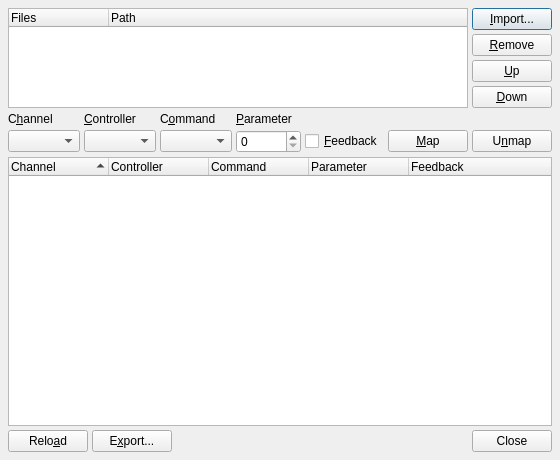
Old version of the form src/qtractorMidiControlForm.ui in the repository rncbc/qtractor.
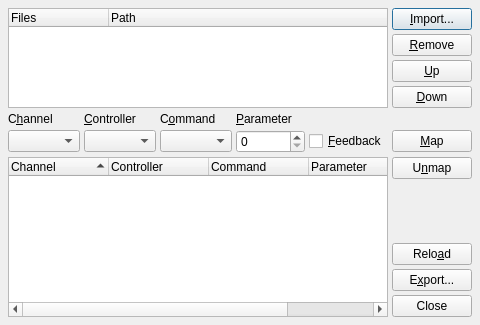
New version of the form. Icons and pictures are not drawn.

Commit message: - Instruments (old) and Controllers (new) dialogs layout revisited.

Diff of the .ui file:
```diff
--- a/src/qtractorMidiControlForm.ui
+++ b/src/qtractorMidiControlForm.ui
@@ -25,8 +25,8 @@
    <rect>
     <x>0</x>
     <y>0</y>
-    <width>560</width>
-    <height>460</height>
+    <width>480</width>
+    <height>320</height>
    </rect>
   </property>
   <property name="windowTitle" >
@@ -35,10 +35,8 @@
   <property name="windowIcon" >
    <iconset resource="../icons/qtractor.qrc" >:/icons/itemControllers.png</iconset>
   </property>
-  <layout class="QVBoxLayout" >
-   <item>
-    <layout class="QGridLayout" >
-     <item rowspan="4" row="0" column="0" colspan="6" >
+  <layout class="QGridLayout">
+   <item rowspan="4" row="0" column="0" colspan="5" >
       <widget class="QTreeWidget" name="FilesListView" >
        <property name="toolTip" >
         <string>Controller files</string>
@@ -67,7 +65,7 @@
        </column>
       </widget>
      </item>
-     <item row="0" column="6" >
+   <item row="0" column="5" >
       <widget class="QPushButton" name="ImportPushButton" >
        <property name="toolTip" >
         <string>Import controllers file</string>
@@ -83,7 +81,7 @@
        </property>
       </widget>
      </item>
-     <item row="1" column="6" >
+   <item row="1" column="5" >
       <widget class="QPushButton" name="RemovePushButton" >
        <property name="toolTip" >
         <string>Remove controller file</string>
@@ -99,7 +97,7 @@
        </property>
       </widget>
      </item>
-     <item row="2" column="6" >
+   <item row="2" column="5" >
       <widget class="QPushButton" name="MoveUpPushButton" >
        <property name="toolTip" >
         <string>Move controller file up on list order</string>
@@ -115,7 +113,7 @@
        </property>
       </widget>
      </item>
-     <item row="3" column="6" >
+   <item row="3" column="5" >
       <widget class="QPushButton" name="MoveDownPushButton" >
        <property name="toolTip" >
         <string>Move controller file down on list order</string>
@@ -183,7 +181,7 @@
        </property>
       </widget>
      </item>
-     <item row="4" column="4" colspan="3" >
+   <item row="4" column="4" colspan="2" >
       <spacer>
        <property name="orientation" >
         <enum>Qt::Horizontal</enum>
@@ -250,28 +248,12 @@
        </property>
       </widget>
      </item>
-     <item row="5" column="6" >
-      <widget class="QPushButton" name="UnmapPushButton" >
-       <property name="toolTip" >
-        <string>Unmap channel/controller command</string>
-       </property>
-       <property name="text" >
-        <string>U&amp;nmap</string>
-       </property>
-       <property name="icon" >
-        <iconset resource="../icons/qtractor.qrc" >:/icons/formReject.png</iconset>
-       </property>
-       <property name="shortcut" >
-        <string>Alt+N</string>
-       </property>
-      </widget>
-     </item>
-     <item row="6" column="0" colspan="7" >
+   <item rowspan="5" row="6" column="0" colspan="5" >
       <widget class="QTreeWidget" name="ControlMapListView" >
        <property name="minimumSize" >
         <size>
          <width>0</width>
-         <height>180</height>
+       <height>160</height>
         </size>
        </property>
        <property name="toolTip" >
@@ -319,11 +301,36 @@
        </column>
       </widget>
      </item>
-    </layout>
+   <item row="6" column="5" >
+    <widget class="QPushButton" name="UnmapPushButton" >
+     <property name="toolTip" >
+      <string>Unmap channel/controller command</string>
+     </property>
+     <property name="text" >
+      <string>U&amp;nmap</string>
+     </property>
+     <property name="icon" >
+      <iconset>:/icons/formReject.png</iconset>
+     </property>
+     <property name="shortcut" >
+      <string>Alt+N</string>
+     </property>
+    </widget>
    </item>
-   <item>
-    <layout class="QHBoxLayout" >
-     <item>
+   <item row="7" column="5" >
+    <spacer>
+     <property name="orientation" >
+      <enum>Qt::Vertical</enum>
+     </property>
+     <property name="sizeHint" >
+      <size>
+       <width>20</width>
+       <height>49</height>
+      </size>
+     </property>
+    </spacer>
+   </item>
+   <item row="8" column="5" >
       <widget class="QPushButton" name="ReloadPushButton" >
        <property name="toolTip" >
         <string>Reload/apply all controller files</string>
@@ -339,7 +346,7 @@
        </property>
       </widget>
      </item>
-     <item>
+   <item row="9" column="5" >
       <widget class="QPushButton" name="ExportPushButton" >
        <property name="toolTip" >
         <string>Export to controller file</string>
@@ -355,20 +362,7 @@
        </property>
       </widget>
      </item>
-     <item>
-      <spacer>
-       <property name="orientation" >
-        <enum>Qt::Horizontal</enum>
-       </property>
-       <property name="sizeHint" >
-        <size>
-         <width>20</width>
-         <height>8</height>
-        </size>
-       </property>
-      </spacer>
-     </item>
-     <item>
+   <item row="10" column="5" >
       <widget class="QPushButton" name="ClosePushButton" >
        <property name="toolTip" >
         <string>Close this dialog</string>
@@ -382,8 +376,6 @@
       </widget>
      </item>
     </layout>
-   </item>
-  </layout>
  </widget>
  <layoutdefault spacing="4" margin="8" />
  <tabstops>
```
Left out of the diff: 24 changed lines with no effect on the pictures. Lines whose indentation alone changed are shown as unchanged. The commit also changes 5 other files.
